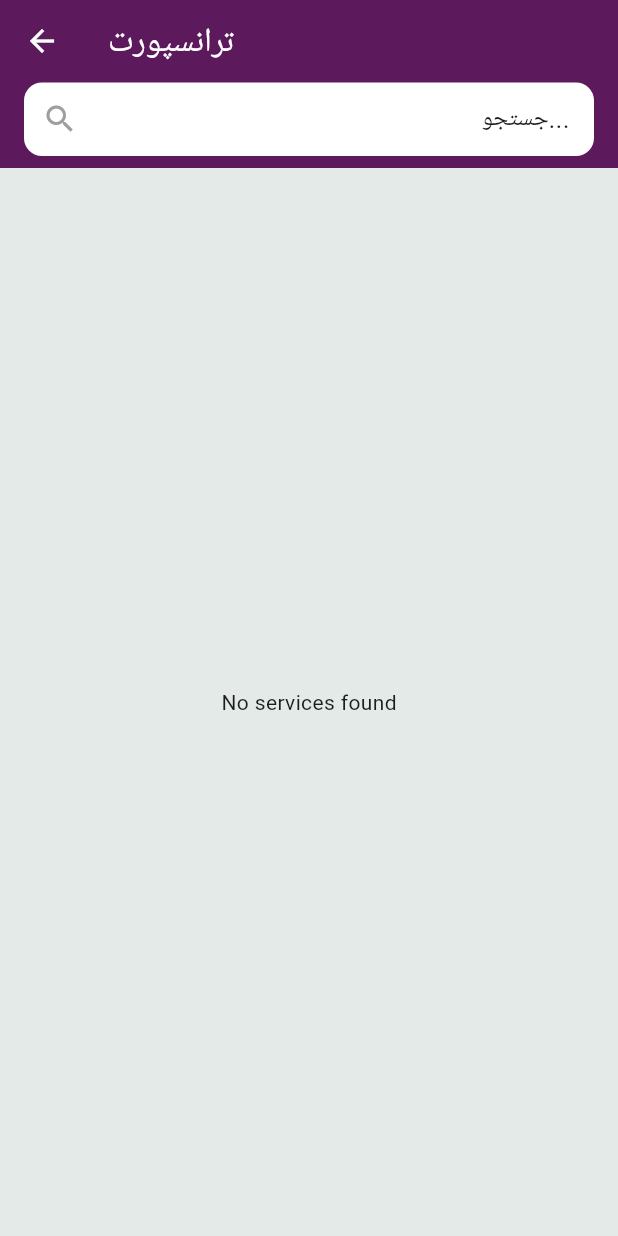
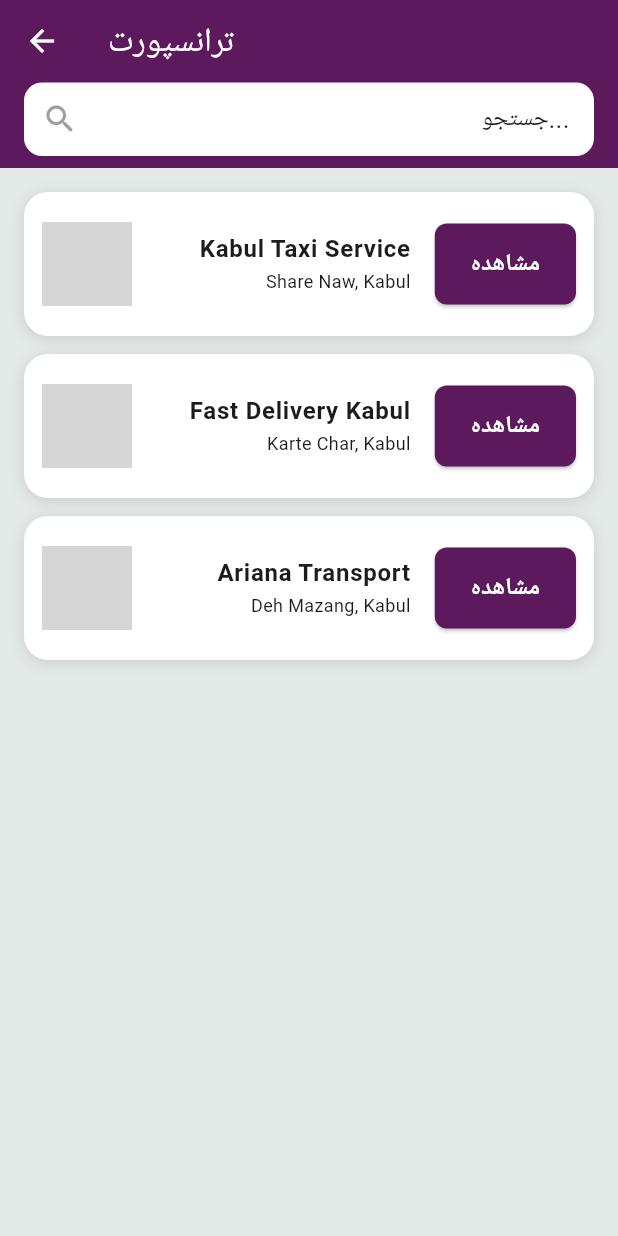
Before and after one commit to LocalService-team/-Local-Services, a Flutter app: the screen it shows once a user with an empty profile is signed in, after a tap on "ترانسپورت", on a phone screen of 412 x 824 dp. Run offline on Flutter 3.47's test engine with Material 3 defaults, Android fonts, the phone set to English and light mode, and no system bars; our stand-ins replace cloud_firestore, firebase_auth, firebase_core, flutter_local_notifications, flutter_map, latlong2 and 1 more; accounts and stored records are empty; network calls fail; grey boxes are pictures that could not be loaded.

Commit message:
fix: restore full service data, fix nav bar overlap

```diff
--- a/lib/data/service_data.dart
+++ b/lib/data/service_data.dart
@@ -2,80 +2,20 @@ import '../models/service.dart';
 
 class ServiceData {
   static final List<Service> allServices = [
-    Service(
-      id: '1',
-      categoryKey: 'servicePlumber',
-      titleEn: "Ahmed's Plumbing",
-      titleFa: 'تاسیسات احمد',
-      titlePs: 'د احمد پایپ کاري',
-      addressEn: 'Karte Char, Kabul',
-      addressFa: 'کارته چهار، کابل',
-      addressPs: 'کارته څلور، کابل',
-      rating: 4.8,
-      imageUrl: 'https://images.unsplash.com/photo-1558618666-fcd25c85cd64?w=500',
-      phone: '0700123456',
-      latitude: 34.5089,
-      longitude: 69.1811,
-    ),
-    Service(
-      id: '2',
-      categoryKey: 'serviceElectrician',
-      titleEn: 'Karimi Electrical',
-      titleFa: 'خدمات برقی کریمی',
-      titlePs: 'د کریمي بریښنایي خدمتونه',
-      addressEn: 'Share Naw, Kabul',
-      addressFa: 'شهر نو، کابل',
-      addressPs: 'ښار نو، کابل',
-      rating: 4.5,
-      imageUrl: 'https://images.unsplash.com/photo-1621905251189-08b45d6a269e?w=500',
-      phone: '0701234567',
-      latitude: 34.5253,
-      longitude: 69.1783,
-    ),
-    Service(
-      id: '3',
-      categoryKey: 'serviceCleaner',
-      titleEn: 'Kabul Clean Co.',
-      titleFa: 'شرکت نظافت کابل',
-      titlePs: 'د کابل د صفایی شرکت',
-      addressEn: 'Wazir Akbar Khan, Kabul',
-      addressFa: 'وزیر اکبر خان، کابل',
-      addressPs: 'وزیر اکبر خان، کابل',
-      rating: 4.2,
-      imageUrl: 'https://images.unsplash.com/photo-1581578731548-c64695cc6952?w=500',
-      phone: '0702345678',
-      latitude: 34.5333,
-      longitude: 69.2167,
-    ),
-    Service(
-      id: '4',
-      categoryKey: 'serviceBakery',
-      titleEn: "Ahmad's Bakery",
-      titleFa: 'نانوایی احمد',
-      titlePs: 'د احمد ډوډۍ پخونه',
-      addressEn: 'Karte 3, Kabul',
-      addressFa: 'کابل، کارته ۳',
-      addressPs: 'کابل، کارته ۳',
-      rating: 4.8,
-      imageUrl: 'https://images.unsplash.com/photo-1599307772528-187c53b3189c?w=500',
-      phone: '0703456789',
-      latitude: 34.5150,
-      longitude: 69.1900,
-    ),
-    Service(
-      id: '5',
-      categoryKey: 'servicePharmacy',
-      titleEn: 'Salam Pharmacy',
-      titleFa: 'دواخانه سلام',
-      titlePs: 'د سلام درملتون',
-      addressEn: 'City Centre, Kabul',
-      addressFa: 'کابل، مرکز شهر',
-      addressPs: 'کابل، د ښار مرکز',
-      rating: 4.7,
-      imageUrl: 'https://images.unsplash.com/photo-1621370845358-18e80eb0b329?w=500',
-      phone: '0704567890',
-      latitude: 34.5200,
-      longitude: 69.1850,
-    ),
+    Service(id: '1', categoryKey: 'servicePlumber', titleEn: "Ahmed's Plumbing", titleFa: 'تاسیسات احمد', titlePs: 'د احمد پایپ کاري', addressEn: 'Karte Char, Kabul', addressFa: 'کارته چهار، کابل', addressPs: 'کارته څلور، کابل', rating: 4.8, imageUrl: 'https://images.unsplash.com/photo-1558618666-fcd25c85cd64?w=500', phone: '0700123456', latitude: 34.5089, longitude: 69.1811),
+    Service(id: '2', categoryKey: 'serviceElectrician', titleEn: 'Karimi Electrical', titleFa: 'خدمات برقی کریمی', titlePs: 'د کریمي بریښنایي خدمتونه', addressEn: 'Share Naw, Kabul', addressFa: 'شهر نو، کابل', addressPs: 'ښار نو، کابل', rating: 4.5, imageUrl: 'https://images.unsplash.com/photo-1621905251189-08b45d6a269e?w=500', phone: '0701234567', latitude: 34.5253, longitude: 69.1783),
+    Service(id: '3', categoryKey: 'serviceCleaner', titleEn: 'Kabul Clean Co.', titleFa: 'شرکت نظافت کابل', titlePs: 'د کابل د صفایی شرکت', addressEn: 'Wazir Akbar Khan, Kabul', addressFa: 'وزیر اکبر خان، کابل', addressPs: 'وزیر اکبر خان، کابل', rating: 4.2, imageUrl: 'https://images.unsplash.com/photo-1581578731548-c64695cc6952?w=500', phone: '0702345678', latitude: 34.5333, longitude: 69.2167),
+    Service(id: '4', categoryKey: 'serviceBakery', titleEn: "Ahmad's Bakery", titleFa: 'نانوایی احمد', titlePs: 'د احمد ډوډۍ پخونه', addressEn: 'Karte 3, Kabul', addressFa: 'کابل، کارته ۳', addressPs: 'کابل، کارته ۳', rating: 4.8, imageUrl: 'https://images.unsplash.com/photo-1599307772528-187c53b3189c?w=500', phone: '0703456789', latitude: 34.5150, longitude: 69.1900),
+    Service(id: '5', categoryKey: 'servicePharmacy', titleEn: 'Salam Pharmacy', titleFa: 'دواخانه سلام', titlePs: 'د سلام درملتون', addressEn: 'City Centre, Kabul', addressFa: 'کابل، مرکز شهر', addressPs: 'کابل، د ښار مرکز', rating: 4.7, imageUrl: 'https://images.unsplash.com/photo-1621370845358-18e80eb0b329?w=500', phone: '0704567890', latitude: 34.5200, longitude: 69.1850),
+    Service(id: '6', categoryKey: 'serviceBakery', titleEn: 'Kabul Bread House', titleFa: 'خانه نان کابل', titlePs: 'د کابل د ډوډۍ کور', addressEn: 'Macroyan, Kabul', addressFa: 'مکروریان، کابل', addressPs: 'مکروریان، کابل', rating: 4.6, imageUrl: 'https://images.unsplash.com/photo-1509440159596-0249088772ff?w=500', phone: '0705678901', latitude: 34.5180, longitude: 69.2050),
+    Service(id: '7', categoryKey: 'serviceBakery', titleEn: 'Naan Palace', titleFa: 'قصر نان', titlePs: 'د نان ماڼۍ', addressEn: 'Khair Khana, Kabul', addressFa: 'خیرخانه، کابل', addressPs: 'خیرخانه، کابل', rating: 4.4, imageUrl: 'https://images.unsplash.com/photo-1555507036-ab1f4038808a?w=500', phone: '0706111222', latitude: 34.5600, longitude: 69.1650),
+    Service(id: '8', categoryKey: 'servicePharmacy', titleEn: 'Shifa Pharmacy', titleFa: 'دواخانه شفا', titlePs: 'د شفا درملتون', addressEn: 'Taimani, Kabul', addressFa: 'تیمنی، کابل', addressPs: 'تیمني، کابل', rating: 4.6, imageUrl: 'https://images.unsplash.com/photo-1584308666744-24d5c474f2ae?w=500', phone: '0706789012', latitude: 34.5310, longitude: 69.1720),
+    Service(id: '9', categoryKey: 'servicePharmacy', titleEn: 'Hayat Pharmacy', titleFa: 'دواخانه حیات', titlePs: 'د حیات درملتون', addressEn: 'Karte Parwan, Kabul', addressFa: 'کارته پروان، کابل', addressPs: 'کارته پروان، کابل', rating: 4.3, imageUrl: 'https://images.unsplash.com/photo-1587854692152-cbe660dbde88?w=500', phone: '0707222333', latitude: 34.5400, longitude: 69.1600),
+    Service(id: '10', categoryKey: 'serviceTransport', titleEn: 'Kabul Taxi Service', titleFa: 'خدمات تکسی کابل', titlePs: 'د کابل د ټکسي خدمتونه', addressEn: 'Share Naw, Kabul', addressFa: 'شهر نو، کابل', addressPs: 'ښار نو، کابل', rating: 4.3, imageUrl: 'https://images.unsplash.com/photo-1449965408869-eaa3f722e40d?w=500', phone: '0707890123', latitude: 34.5260, longitude: 69.1790),
+    Service(id: '11', categoryKey: 'serviceTransport', titleEn: 'Fast Delivery Kabul', titleFa: 'تحویل سریع کابل', titlePs: 'د کابل چټک سپارنه', addressEn: 'Karte Char, Kabul', addressFa: 'کارته چهار، کابل', addressPs: 'کارته څلور، کابل', rating: 4.4, imageUrl: 'https://images.unsplash.com/photo-1566576912321-d58ddd7a6088?w=500', phone: '0708901234', latitude: 34.5100, longitude: 69.1820),
+    Service(id: '12', categoryKey: 'serviceTransport', titleEn: 'Ariana Transport', titleFa: 'ترانسپورت آریانا', titlePs: 'د آریانا ترانسپورت', addressEn: 'Deh Mazang, Kabul', addressFa: 'ده مزنگ، کابل', addressPs: 'ده مزنگ، کابل', rating: 4.1, imageUrl: 'https://images.unsplash.com/photo-1519003300449-424ad0405076?w=500', phone: '0709012345', latitude: 34.5150, longitude: 69.1700),
+    Service(id: '13', categoryKey: 'servicePlumber', titleEn: 'Rahimi Plumbing', titleFa: 'تاسیسات رحیمی', titlePs: 'د رحیمي پایپ کاري', addressEn: 'Khair Khana, Kabul', addressFa: 'خیرخانه، کابل', addressPs: 'خیرخانه، کابل', rating: 4.3, imageUrl: 'https://images.unsplash.com/photo-1607472586893-edb57bdc0e39?w=500', phone: '0700111222', latitude: 34.5580, longitude: 69.1670),
+    Service(id: '14', categoryKey: 'serviceElectrician', titleEn: 'Noori Electric', titleFa: 'برق نوری', titlePs: 'د نوري برق', addressEn: 'Macroyan, Kabul', addressFa: 'مکروریان، کابل', addressPs: 'مکروریان، کابل', rating: 4.6, imageUrl: 'https://images.unsplash.com/photo-1558618666-fcd25c85cd64?w=500', phone: '0701333444', latitude: 34.5190, longitude: 69.2060),
+    Service(id: '15', categoryKey: 'serviceCleaner', titleEn: 'Shine Clean Services', titleFa: 'خدمات نظافت شاین', titlePs: 'د شاین د صفایی خدمتونه', addressEn: 'Taimani, Kabul', addressFa: 'تیمنی، کابل', addressPs: 'تیمني، کابل', rating: 4.5, imageUrl: 'https://images.unsplash.com/photo-1527515637462-cff94eecc1ac?w=500', phone: '0702444555', latitude: 34.5320, longitude: 69.1730),
   ];
 }
--- a/lib/screens/main_screen.dart
+++ b/lib/screens/main_screen.dart
@@ -42,7 +42,7 @@ class _MainScreenState extends State<MainScreen> {
           body: Stack(
             children: [
               Padding(
-                padding: const EdgeInsets.only(bottom: 100),
+                padding: const EdgeInsets.only(bottom: 140),
                 child: IndexedStack(
                   index: _currentIndex,
                   children: pages,
--- a/lib/screens/service_list_screen.dart
+++ b/lib/screens/service_list_screen.dart
@@ -28,7 +28,7 @@ class _ServiceListScreenState extends State<ServiceListScreen> {
   @override
   Widget build(BuildContext context) {
     final langCode = Localizations.localeOf(context).languageCode;
-    final allServices = (widget.services == null || widget.services!.isEmpty)
+    final allServices = (widget.services == null || widget.services!.length < 10)
         ? HomeScreen.ServiceData.allServices
         : widget.services!;
 
--- a/lib/services/service_repository.dart
+++ b/lib/services/service_repository.dart
@@ -7,7 +7,7 @@ class ServiceRepository {
 
   Stream<List<Service>> getServices() {
     return _firestore.collection('service').snapshots().map((snapshot) {
-      if (snapshot.docs.isEmpty) {
+      if (snapshot.docs.length < 10) {
         return ServiceData.allServices;
       }
       return snapshot.docs.map((doc) {
```
